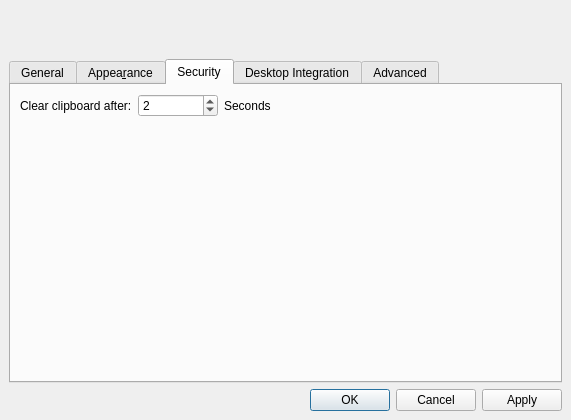
First picture: the form in src/forms/SettingsDlg.ui, repository thooge/keepassx1, before the edit.
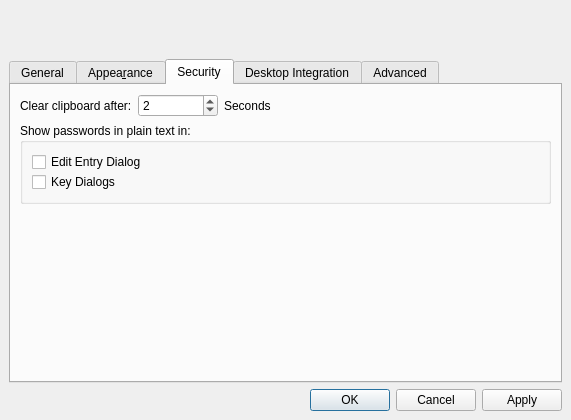
Second picture: the form after the edit. The open tabs and pages were chosen to show the change. Icons and pictures are not drawn.

Diff of the .ui file:
```diff
--- a/src/forms/SettingsDlg.ui
+++ b/src/forms/SettingsDlg.ui
@@ -198,16 +198,6 @@
          </item>
         </layout>
        </item>
-       <item>
-        <widget class="QCheckBox" name="CheckBox_ShowPasswords" >
-         <property name="text" >
-          <string>Sh&amp;ow passwords in plain text by default</string>
-         </property>
-         <property name="shortcut" >
-          <string>Alt+O</string>
-         </property>
-        </widget>
-       </item>
        <item>
         <widget class="QCheckBox" name="checkBox_EnableBookmarkMenu" >
          <property name="text" >
@@ -685,6 +675,46 @@
          </item>
         </layout>
        </item>
+       <item>
+        <widget class="QGroupBox" name="groupBox_2" >
+         <property name="sizePolicy" >
+          <sizepolicy>
+           <hsizetype>5</hsizetype>
+           <vsizetype>1</vsizetype>
+           <horstretch>0</horstretch>
+           <verstretch>0</verstretch>
+          </sizepolicy>
+         </property>
+         <property name="title" >
+          <string>Show passwords in plain text in:</string>
+         </property>
+         <layout class="QVBoxLayout" >
+          <property name="margin" >
+           <number>9</number>
+          </property>
+          <property name="spacing" >
+           <number>0</number>
+          </property>
+          <item>
+           <widget class="QCheckBox" name="CheckBox_ShowPasswords" >
+            <property name="text" >
+             <string>Edit Entry Dialog</string>
+            </property>
+            <property name="shortcut" >
+             <string>Alt+O</string>
+            </property>
+           </widget>
+          </item>
+          <item>
+           <widget class="QCheckBox" name="CheckBox_ShowPasswords_PasswordDlg" >
+            <property name="text" >
+             <string>Key Dialogs</string>
+            </property>
+           </widget>
+          </item>
+         </layout>
+        </widget>
+       </item>
        <item>
         <spacer>
          <property name="orientation" >
```
Left out of the diff: 3 changed lines with no effect on the pictures.
